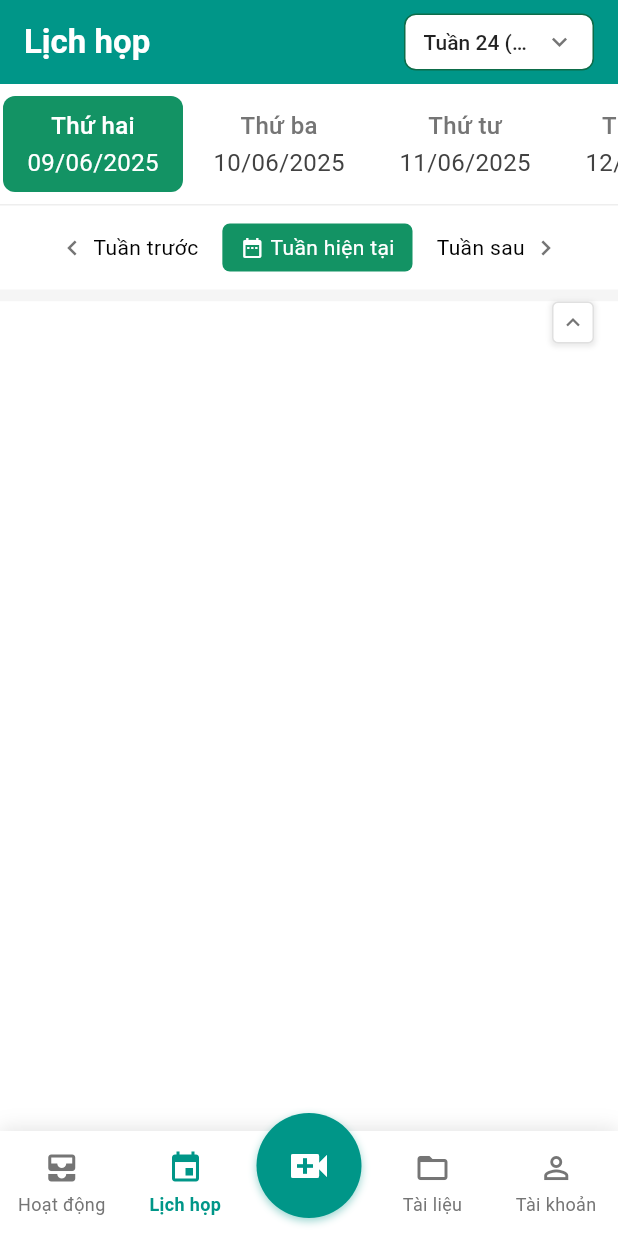
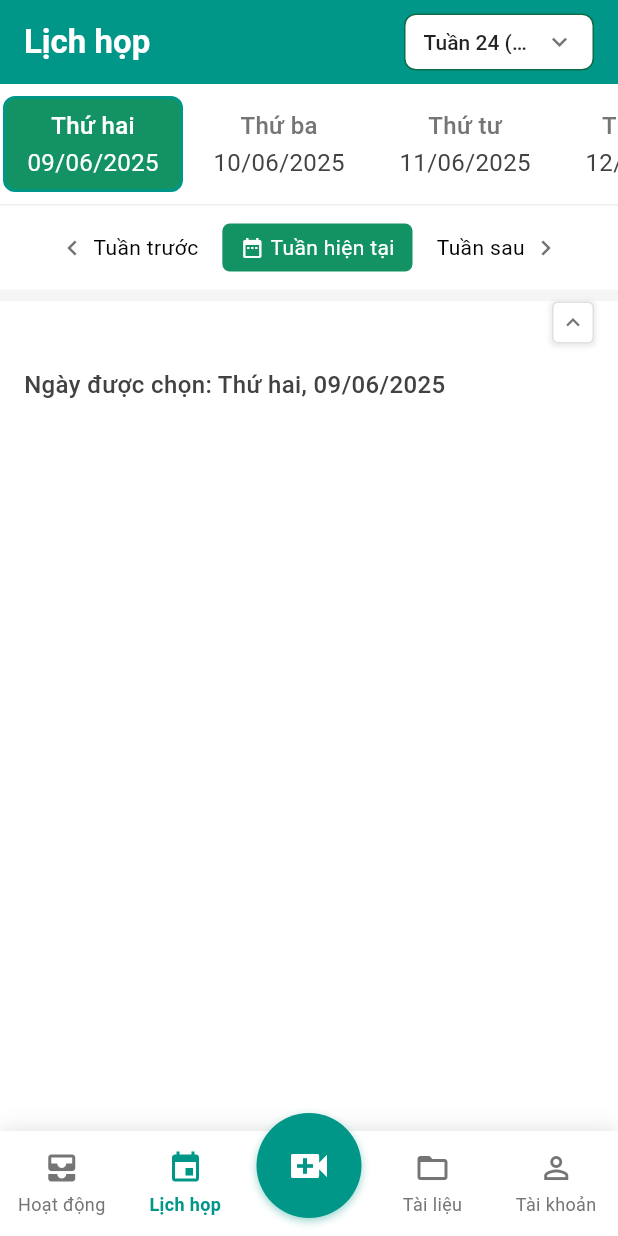
Before and after one commit to thu03092004/quanlyhop, a Flutter app: the CalendarScreen screen opened by its route, on a phone screen of 412 x 824 dp. Run offline on Flutter 3.47's test engine with Material 3 defaults, Android fonts, the light colour scheme and no system bars; our stand-ins replace dio, flutter_secure_storage, go_router; accounts and stored records are empty.

Commit message:
complete Lich hop UI

```diff
--- a/lib/presentation/screens/calendar_screen.dart
+++ b/lib/presentation/screens/calendar_screen.dart
@@ -108,6 +108,40 @@ class _CalendarScreenState extends State<CalendarScreen>
     return 'Tuần ${getWeekNumber(startDate)} (${formatDate(startDate).substring(0, 5)} - ${formatDate(endDate).substring(0, 5)})';
   }
 
+  // Tạo danh sách các tuần trong năm
+  List<Map<String, dynamic>> getWeeksInYear(int year) {
+    List<Map<String, dynamic>> weeks = [];
+
+    // tìm thứ 2 đầu tiên trước hoặc bằng ngày 01/01 của năm
+    DateTime jan1 = DateTime(year, 1, 1);
+    DateTime startOfWeek = jan1.subtract(Duration(days: jan1.weekday - 1));
+
+    // Duyệt từng tuần cho đến khi tuần bắt đầu > 31/12 của năm
+    while (startOfWeek.isBefore(DateTime(year + 1, 1, 1))) {
+      DateTime endOfWeek = startOfWeek.add(Duration(days: 6));
+
+      int weekNumber = weeks.length + 1;
+
+      weeks.add({
+        'weekNumber': weekNumber,
+        'startDate': startOfWeek,
+        'endDate': endOfWeek,
+        'label':
+            'Tuần ${weekNumber.toString().padLeft(2, '0')} (${formatDate(startOfWeek)} - ${formatDate(endOfWeek)})',
+      });
+
+      startOfWeek = startOfWeek.add(Duration(days: 7));
+    }
+    return weeks;
+  }
+
+  // chọn tuần từ dropdown ở title
+  void selectWeek(DateTime startDate) {
+    setState(() {
+      selectedDate = startDate;
+    });
+  }
+
   void toggleVisibility() {
     if (isBodyVisible) {
       _animationController.forward();
@@ -122,6 +156,7 @@ class _CalendarScreenState extends State<CalendarScreen>
   @override
   Widget build(BuildContext context) {
     List<DateTime> weekDays = getCurrentWeekDays();
+    List<Map<String, dynamic>> weeks = getWeeksInYear(selectedDate.year);
     return Scaffold(
       appBar: AppBar(
         backgroundColor: Colors.teal,
@@ -162,6 +197,20 @@ class _CalendarScreenState extends State<CalendarScreen>
                   border: Border.all(color: Color.fromARGB(255, 13, 108, 73)),
                   borderRadius: BorderRadius.circular(8),
                 ),
+                child: PopupMenuButton<Map<String, dynamic>>(
+                  color: Colors.white,
+                  onSelected: (Map<String, dynamic> week) {
+                    selectWeek(week['startDate']);
+                  },
+
+                  itemBuilder: (BuildContext context) {
+                    return weeks.map((week) {
+                      return PopupMenuItem<Map<String, dynamic>>(
+                        value: week,
+                        child: Text(week['label']),
+                      );
+                    }).toList();
+                  },
                   child: Row(
                     mainAxisSize:
                         MainAxisSize.min, // chỉ chiếm không gian cần thiết
@@ -187,6 +236,7 @@ class _CalendarScreenState extends State<CalendarScreen>
                   ),
                 ),
               ),
+            ),
           ],
         ),
       ),
@@ -206,6 +256,7 @@ class _CalendarScreenState extends State<CalendarScreen>
                   ),
                   child: SizedBox(
                     height: 80,
+                    child: Center(
                       child: SingleChildScrollView(
                         scrollDirection: Axis.horizontal,
                         child: Row(
@@ -215,13 +266,40 @@ class _CalendarScreenState extends State<CalendarScreen>
                                     DateTime.now().day == date.day &&
                                     DateTime.now().month == date.month &&
                                     DateTime.now().year == date.year;
-                              return Container(
+                                bool isSelected =
+                                    selectedDate.day == date.day &&
+                                    selectedDate.month == date.month &&
+                                    selectedDate.year == date.year;
+                                return GestureDetector(
+                                  onTap: () {
+                                    setState(() {
+                                      selectedDate =
+                                          date; // cập nhật ngày được chọn
+                                    });
+                                  },
+                                  child: Container(
                                     width: 120,
                                     decoration: BoxDecoration(
+                                      // color:
+                                      //     isToday
+                                      //         ? Color(0xFF139364)
+                                      //         : Colors.transparent,
                                       color:
-                                      isToday
+                                          isSelected
                                               ? Color(0xFF139364)
+                                              // màu cho ngày được chọn
+                                              : isToday
+                                              ? Colors.teal.withAlpha(
+                                                (255 * 0.5).round(),
+                                              )
                                               : Colors.transparent,
+                                      border:
+                                          isSelected
+                                              ? Border.all(
+                                                color: Colors.teal,
+                                                width: 2,
+                                              ) // Viền cho ngày được chọn
+                                              : null,
                                       borderRadius: BorderRadius.circular(8),
                                     ),
                                     margin: const EdgeInsets.symmetric(
@@ -229,7 +307,8 @@ class _CalendarScreenState extends State<CalendarScreen>
                                       vertical: 8,
                                     ),
                                     child: Column(
-                                  mainAxisAlignment: MainAxisAlignment.center,
+                                      mainAxisAlignment:
+                                          MainAxisAlignment.center,
                                       children: [
                                         Text(
                                           getVietnameseDayName(date.weekday),
@@ -237,7 +316,7 @@ class _CalendarScreenState extends State<CalendarScreen>
                                             fontSize: 16,
                                             fontWeight: FontWeight.w500,
                                             color:
-                                            isToday
+                                                isSelected
                                                     ? Colors.white
                                                     : Colors.grey[600],
                                           ),
@@ -248,7 +327,7 @@ class _CalendarScreenState extends State<CalendarScreen>
                                           style: TextStyle(
                                             fontSize: 16,
                                             color:
-                                            isToday
+                                                isSelected
                                                     ? Colors.white
                                                     : Colors.grey[800],
                                             fontWeight: FontWeight.w400,
@@ -256,8 +335,10 @@ class _CalendarScreenState extends State<CalendarScreen>
                                         ),
                                       ],
                                     ),
+                                  ),
                                 );
                               }).toList(),
+                        ),
                       ),
                     ),
                   ),
@@ -408,6 +489,21 @@ class _CalendarScreenState extends State<CalendarScreen>
               ],
             ),
           ),
+
+          // hiển thị ngày đang được chọn
+          Container(
+            color: Colors.white,
+            width: double.infinity,
+            padding: const EdgeInsets.symmetric(horizontal: 16, vertical: 8),
+            child: Text(
+              'Ngày được chọn: ${getVietnameseDayName(selectedDate.weekday)}, ${formatDate(selectedDate)}',
+              style: TextStyle(
+                fontSize: 16,
+                fontWeight: FontWeight.w500,
+                color: Colors.grey[800],
+              ),
+            ),
+          ),
         ],
       ),
     );
```
Lines whose indentation alone changed are shown as unchanged.
